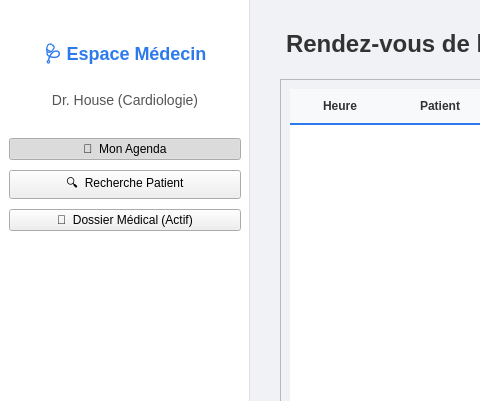
Old version of the form doctordashboard.ui in the repository itsmeefatiha/hospital-management-cpp-gui; both pictures show x 0 to 480 and y 0 to 401 of the 1280 by 850 pixel window.
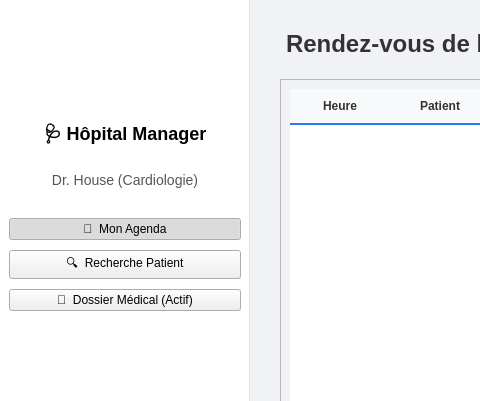
New version of the form.

Diff of the .ui file:
```diff
--- a/doctordashboard.ui
+++ b/doctordashboard.ui
@@ -92,10 +92,38 @@
        <property name="topMargin">
         <number>30</number>
        </property>
+       <item alignment="Qt::AlignmentFlag::AlignHCenter">
+        <widget class="QLabel" name="label_logo">
+         <property name="minimumSize">
+          <size>
+           <width>70</width>
+           <height>70</height>
+          </size>
+         </property>
+         <property name="maximumSize">
+          <size>
+           <width>100</width>
+           <height>100</height>
+          </size>
+         </property>
+         <property name="text">
+          <string/>
+         </property>
+         <property name="scaledContents">
+          <bool>true</bool>
+         </property>
+         <property name="alignment">
+          <set>Qt::AlignmentFlag::AlignCenter</set>
+         </property>
+        </widget>
+       </item>
        <item>
         <widget class="QLabel" name="label_app_name">
+         <property name="styleSheet">
+          <string notr="true">color: #000; font-weight: bold; font-size: 18px; padding: 10px;</string>
+         </property>
          <property name="text">
-          <string>🩺 Espace Médecin</string>
+          <string>🩺 Hôpital Manager</string>
          </property>
          <property name="alignment">
           <set>Qt::AlignmentFlag::AlignCenter</set>
```
Left out of the diff: 44 changed lines with no effect on the pictures.
